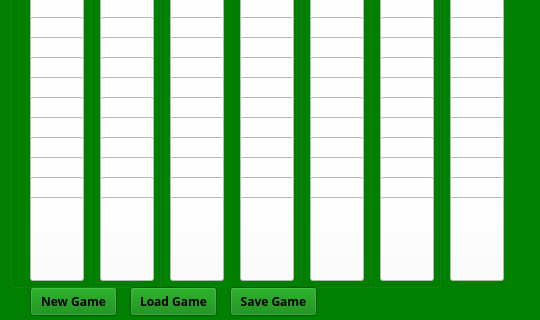
Qt form mainwindow.ui (komplike/PCI) before a commit; both pictures show x 0 to 540 and y 180 to 500 of the 540 by 500 pixel window.
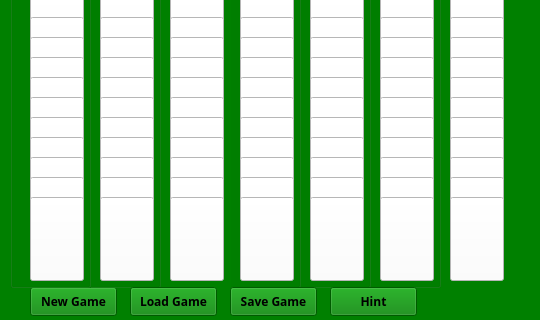
The same form after that commit.

Patch:
```diff
--- a/mainwindow.ui
+++ b/mainwindow.ui
@@ -4152,6 +4152,19 @@
       <string>Save Game</string>
      </property>
     </widget>
+    <widget class="QPushButton" name="hint">
+     <property name="geometry">
+      <rect>
+       <x>330</x>
+       <y>450</y>
+       <width>87</width>
+       <height>29</height>
+      </rect>
+     </property>
+     <property name="text">
+      <string>Hint</string>
+     </property>
+    </widget>
     <zorder>layoutWidget</zorder>
     <zorder>newGame</zorder>
     <zorder>table7</zorder>
@@ -4163,6 +4176,7 @@
     <zorder>table1</zorder>
     <zorder>loadGame</zorder>
     <zorder>saveGame</zorder>
+    <zorder>hint</zorder>
    </widget>
   </widget>
   <widget class="QToolBar" name="mainToolBar">
```
